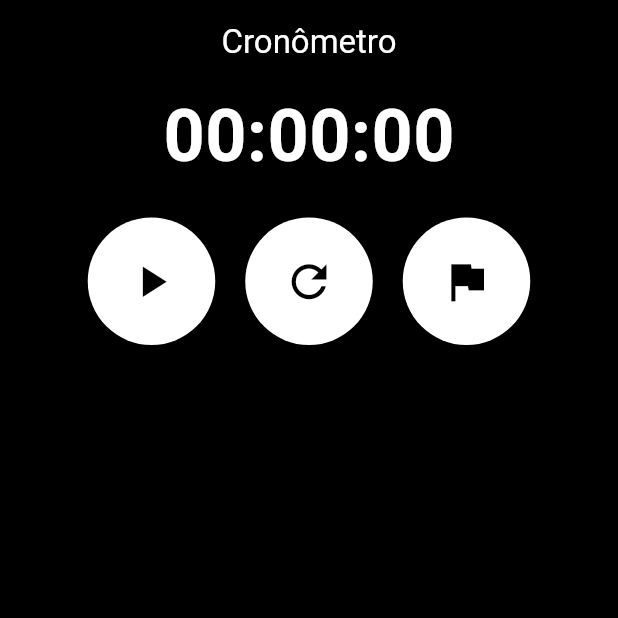
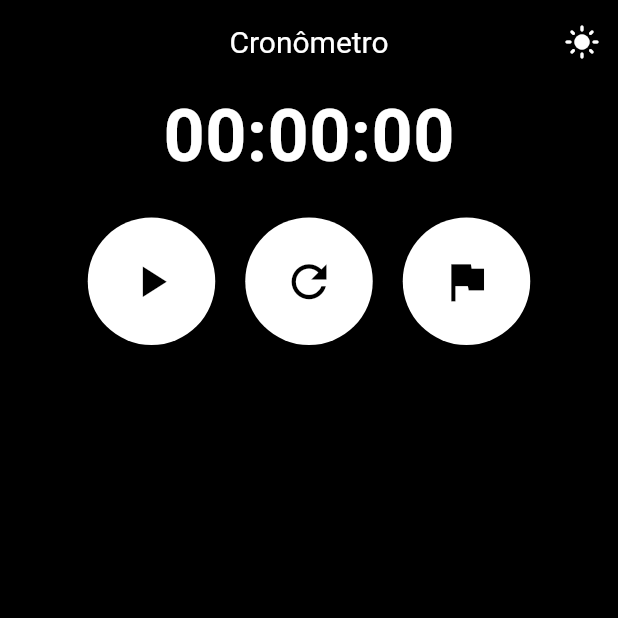
Before and after one commit to jeancariolato/cronometro_app, a Flutter app: the screen it shows after launch, on a phone screen of 412 x 824 dp, the top half of it. Run offline on Flutter 3.47's test engine with Material 3 defaults, Android fonts, the phone set to English and light mode, and no system bars; missing offline and left inert: flutter_foreground_task.

Commit message:
adiciona dark mode e voiceOver para acessibilidade

```diff
--- a/lib/main.dart
+++ b/lib/main.dart
@@ -5,18 +5,64 @@ void main() {
   runApp(MainApp());
 }
 
-class MainApp extends StatelessWidget {
+class MainApp extends StatefulWidget {
   const MainApp({super.key});
 
   @override
+  State<MainApp> createState() => _MainAppState();
+}
+
+class _MainAppState extends State<MainApp> {
+  bool _isDarkMode = true; // Começa em dark mode por padrão
+
+  void _toggleTheme(bool isDark) {
+    setState(() {
+      _isDarkMode = isDark;
+    });
+  }
+
+  @override
   Widget build(BuildContext context) {
-    return const MaterialApp(
+    return MaterialApp(
       debugShowCheckedModeBanner: false,
-      home: Scaffold(
-        body: Center(
-          child: Homepage(),
+      theme: ThemeData(
+        brightness: Brightness.light,
+        scaffoldBackgroundColor: Colors.white,
+        appBarTheme: AppBarTheme(
+          backgroundColor: const Color.fromARGB(255, 255, 255, 255),
+          titleTextStyle: TextStyle(color: Colors.black, fontSize: 20),
+        ),
+        elevatedButtonTheme: ElevatedButtonThemeData(
+          style: ElevatedButton.styleFrom(
+            backgroundColor: Colors.black,
+            foregroundColor: Colors.white,
+          ),
+        ),
+        textTheme: TextTheme(
+          bodyMedium: TextStyle(color: Colors.black),
+          titleMedium: TextStyle(color: Colors.black),
         ),
       ),
+      darkTheme: ThemeData(
+        brightness: Brightness.dark,
+        scaffoldBackgroundColor: Colors.black,
+        appBarTheme: AppBarTheme(
+          backgroundColor: Colors.black,
+          titleTextStyle: TextStyle(color: Colors.white, fontSize: 20),
+        ),
+        elevatedButtonTheme: ElevatedButtonThemeData(
+          style: ElevatedButton.styleFrom(
+            backgroundColor: Colors.white,
+            foregroundColor: Colors.black,
+          ),
+        ),
+        textTheme: TextTheme(
+          bodyMedium: TextStyle(color: Colors.white),
+          titleMedium: TextStyle(color: Colors.white),
+        ),
+      ),
+      themeMode: _isDarkMode ? ThemeMode.dark : ThemeMode.light,
+      home: Homepage(onThemeChanged: _toggleTheme), // Apenas Homepage
     );
   }
 }
--- a/lib/view/homepage.dart
+++ b/lib/view/homepage.dart
@@ -2,9 +2,9 @@ import 'dart:async';
 import 'package:flutter/material.dart';
 import 'package:flutter_foreground_task/flutter_foreground_task.dart';
 
-
 class Homepage extends StatefulWidget {
-  const Homepage({super.key});
+  final Function(bool) onThemeChanged; // Callback para alternar tema
+  const Homepage({super.key, required this.onThemeChanged});
 
   @override
   State<Homepage> createState() => _HomepageState();
@@ -17,7 +17,7 @@ class _HomepageState extends State<Homepage> {
   List<Duration> voltas = [];
   List<Duration> temposTotais = [];
   DateTime? _startTime;
-  Duration tempoSalvo = Duration.zero; // ⏳ Armazena o tempo antes do pause
+  Duration tempoSalvo = Duration.zero;
 
   @override
   void dispose() {
@@ -34,55 +34,92 @@ class _HomepageState extends State<Homepage> {
 
   @override
   Widget build(BuildContext context) {
+    final isDarkMode = Theme.of(context).brightness == Brightness.dark;
+
     return Scaffold(
-      backgroundColor: Colors.black,
       appBar: AppBar(
-        backgroundColor: Colors.black,
-        title: Text('Cronômetro', style: TextStyle(color: Colors.white)),
+        title: Text('Cronômetro', style: TextStyle(color: Theme.of(context).appBarTheme.titleTextStyle!.color)),
         centerTitle: true,
+        actions: [
+          IconButton(
+            icon: Icon(
+              isDarkMode ? Icons.light_mode : Icons.dark_mode,
+              color: Theme.of(context).appBarTheme.titleTextStyle!.color,
+            ),
+            onPressed: () {
+              widget.onThemeChanged(!isDarkMode); // Alterna o tema
+            },
+            tooltip: isDarkMode ? 'Mudar para modo claro' : 'Mudar para modo escuro',
+          ),
+        ],
       ),
       body: Center(
         child: Column(
           mainAxisAlignment: MainAxisAlignment.center,
           children: [
-            Text(
+            Semantics(
+              label: "Tempo decorrido: ${formatTime(duracao)}",
+              child: Text(
                 '${duracao.inHours.toString().padLeft(2, '0')}:'
                 '${(duracao.inMinutes % 60).toString().padLeft(2, '0')}:'
                 '${(duracao.inSeconds % 60).toString().padLeft(2, '0')}',
-              style: TextStyle(fontSize: 48, fontWeight: FontWeight.bold, color: Colors.white),
+                style: TextStyle(
+                  fontSize: 48,
+                  fontWeight: FontWeight.bold,
+                  color: Theme.of(context).textTheme.bodyMedium!.color,
+                ),
+              ),
             ),
             SizedBox(height: 20),
             Row(
               mainAxisAlignment: MainAxisAlignment.center,
               children: [
-                ElevatedButton(
+                Tooltip(
+                  message: rodando ? "Pausar cronômetro" : "Iniciar cronômetro",
+                  child: Semantics(
+                    label: rodando ? "Botão para pausar o cronômetro" : "Botão para iniciar o cronômetro",
+                    child: ElevatedButton(
                       style: ElevatedButton.styleFrom(
-                    backgroundColor: Colors.white, foregroundColor: Colors.black,
-                    shape: CircleBorder(), padding: EdgeInsets.all(25),
+                        shape: CircleBorder(),
+                        padding: EdgeInsets.all(25),
                         minimumSize: Size(80, 80),
                       ),
                       onPressed: startStop,
                       child: Icon(rodando ? Icons.pause : Icons.play_arrow, size: 35),
                     ),
+                  ),
+                ),
                 SizedBox(width: 20),
-                ElevatedButton(
+                Tooltip(
+                  message: "Reiniciar cronômetro",
+                  child: Semantics(
+                    label: "Botão para reiniciar o cronômetro",
+                    child: ElevatedButton(
                       style: ElevatedButton.styleFrom(
-                    backgroundColor: Colors.white, foregroundColor: Colors.black,
-                    shape: CircleBorder(), padding: EdgeInsets.all(25),
+                        shape: CircleBorder(),
+                        padding: EdgeInsets.all(25),
                         minimumSize: Size(80, 80),
                       ),
                       onPressed: resetar,
                       child: Icon(Icons.refresh, size: 35),
                     ),
+                  ),
+                ),
                 SizedBox(width: 20),
-                ElevatedButton(
+                Tooltip(
+                  message: "Adicionar volta",
+                  child: Semantics(
+                    label: "Botão para adicionar uma volta",
+                    child: ElevatedButton(
                       style: ElevatedButton.styleFrom(
-                    backgroundColor: Colors.white, foregroundColor: Colors.black,
-                    shape: CircleBorder(), padding: EdgeInsets.all(25),
+                        shape: CircleBorder(),
+                        padding: EdgeInsets.all(25),
                         minimumSize: Size(80, 80),
                       ),
                       onPressed: adicionarVolta,
                       child: Icon(Icons.flag, size: 35),
+                    ),
+                  ),
                 ),
               ],
             ),
@@ -96,9 +133,27 @@ class _HomepageState extends State<Homepage> {
                     title: Row(
                       mainAxisAlignment: MainAxisAlignment.spaceBetween,
                       children: [
-                        Text('Volta ${index + 1}', style: TextStyle(color: Colors.white)),
-                        Text(formatTime(voltas[index]), style: TextStyle(color: Colors.grey)),
-                        Text(formatTime(temposTotais[index]), style: TextStyle(color: Colors.white70)),
+                        Text(
+                          'Volta ${index + 1}',
+                          style: TextStyle(
+                            color: Theme.of(context).textTheme.bodyMedium!.color,
+                            fontWeight: FontWeight.bold,
+                          ),
+                        ),
+                        Text(
+                          formatTime(voltas[index]),
+                          style: TextStyle(
+                            color: isDarkMode ? Colors.white : Colors.black, // Branco no dark mode, preto no light mode
+                            fontWeight: FontWeight.bold,
+                          ),
+                        ),
+                        Text(
+                          formatTime(temposTotais[index]),
+                          style: TextStyle(
+                            color: Theme.of(context).textTheme.titleMedium!.color,
+                            fontWeight: FontWeight.bold,
+                          ),
+                        ),
                       ],
                     ),
                   );
@@ -126,7 +181,7 @@ class _HomepageState extends State<Homepage> {
       cronometro?.cancel();
       await FlutterForegroundTask.stopService();
       setState(() {
-        tempoSalvo = duracao; // Salva o tempo antes de pausar
+        tempoSalvo = duracao;
         rodando = false;
       });
     } else {
--- a/pubspec.yaml
+++ b/pubspec.yaml
@@ -10,6 +10,7 @@ dependencies:
   flutter:
     sdk: flutter
   flutter_lints: ^5.0.0
+  provider: ^6.0.5
   flutter_foreground_task: ^8.17.0
 
 
```
Also changed, not shown: pubspec.lock. Lines whose indentation alone changed are shown as unchanged.
